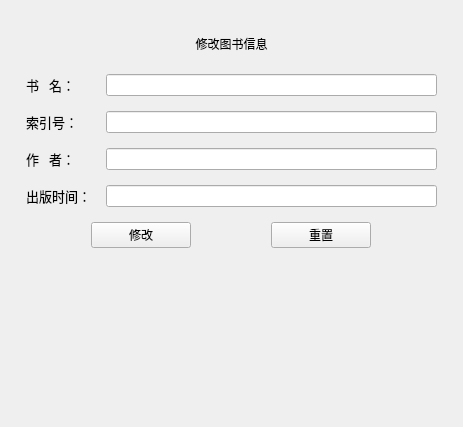
The window that resource/ui/admin/AdminModifyBook.ui (betacat-ha/library-management-system-pyqt) describes before a commit, drawn with Qt 5.
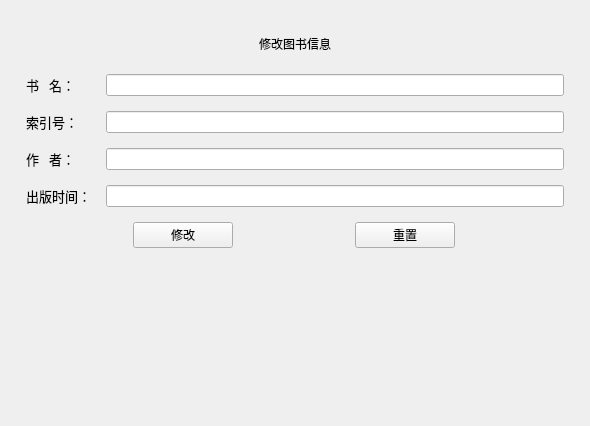
The same window after the commit. Custom widgets are drawn as their Qt base class.

What changed in the file:
```diff
--- a/resource/ui/admin/AdminModifyBook.ui
+++ b/resource/ui/admin/AdminModifyBook.ui
@@ -6,8 +6,8 @@
    <rect>
     <x>0</x>
     <y>0</y>
-    <width>463</width>
-    <height>427</height>
+    <width>590</width>
+    <height>426</height>
    </rect>
   </property>
   <property name="windowTitle">
```
